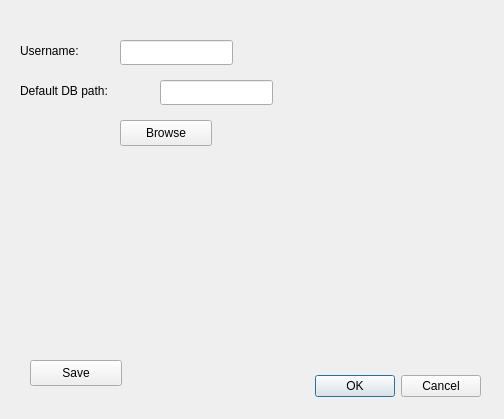
The window that UI/Electronics_Inventory_User_Interface/settings.ui (saul-escobedo/Electronics_Inventory) describes before a commit, drawn with Qt 5.
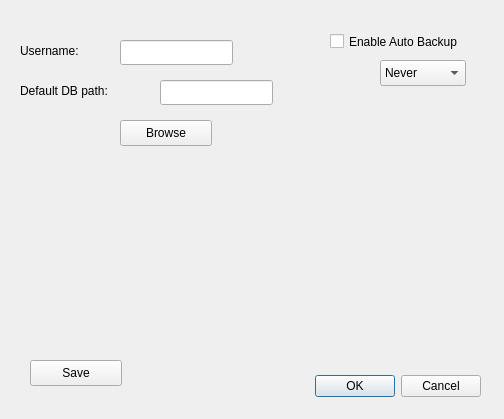
The same window after the commit.

Commit message: Added button to enable scheduled backup. Still need to make sure it is correctly working.

What changed in the file:
```diff
--- a/UI/Electronics_Inventory_User_Interface/settings.ui
+++ b/UI/Electronics_Inventory_User_Interface/settings.ui
@@ -101,6 +101,54 @@
     <string>Save</string>
    </property>
   </widget>
+  <widget class="QCheckBox" name="autoBackupCheckBox">
+   <property name="geometry">
+    <rect>
+     <x>330</x>
+     <y>30</y>
+     <width>171</width>
+     <height>23</height>
+    </rect>
+   </property>
+   <property name="text">
+    <string>Enable Auto Backup</string>
+   </property>
+  </widget>
+  <widget class="QComboBox" name="backupFrequency">
+   <property name="geometry">
+    <rect>
+     <x>380</x>
+     <y>60</y>
+     <width>86</width>
+     <height>26</height>
+    </rect>
+   </property>
+   <item>
+    <property name="text">
+     <string>Never</string>
+    </property>
+   </item>
+   <item>
+    <property name="text">
+     <string>On Startup</string>
+    </property>
+   </item>
+   <item>
+    <property name="text">
+     <string>Daily</string>
+    </property>
+   </item>
+   <item>
+    <property name="text">
+     <string>Weekly</string>
+    </property>
+   </item>
+   <item>
+    <property name="text">
+     <string>Monthly</string>
+    </property>
+   </item>
+  </widget>
  </widget>
  <resources/>
  <connections>
```
The commit also changes 3 other files.
